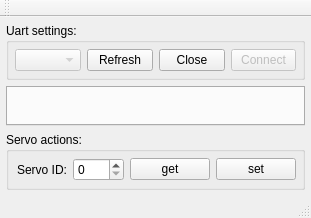
Above: lobot_servo_tester/mainwindow.ui from Kudesnick/lobot_servo_tester before the change. Below: the same form after it.
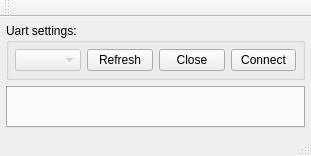
That is the form after the change.

The edit to the form file:
```diff
--- a/lobot_servo_tester/mainwindow.ui
+++ b/lobot_servo_tester/mainwindow.ui
@@ -7,7 +7,7 @@
     <x>0</x>
     <y>0</y>
     <width>311</width>
-    <height>218</height>
+    <height>156</height>
    </rect>
   </property>
   <property name="minimumSize">
@@ -84,7 +84,7 @@
        <item>
         <widget class="QPushButton" name="btn_connect_uart">
          <property name="enabled">
-          <bool>false</bool>
+          <bool>true</bool>
          </property>
          <property name="text">
           <string>Connect</string>
@@ -105,85 +105,6 @@
       </property>
      </widget>
     </item>
-    <item>
-     <widget class="QGroupBox" name="gr_servo_actions">
-      <property name="enabled">
-       <bool>true</bool>
-      </property>
-      <property name="title">
-       <string>Servo actions: </string>
-      </property>
-      <layout class="QHBoxLayout" name="horizontalLayout_2">
-       <property name="leftMargin">
-        <number>6</number>
-       </property>
-       <property name="topMargin">
-        <number>6</number>
-       </property>
-       <property name="rightMargin">
-        <number>6</number>
-       </property>
-       <property name="bottomMargin">
-        <number>6</number>
-       </property>
-       <item>
-        <widget class="QLabel" name="label">
-         <property name="text">
-          <string>Servo ID:</string>
-         </property>
-         <property name="alignment">
-          <set>Qt::AlignRight|Qt::AlignTrailing|Qt::AlignVCenter</set>
-         </property>
-        </widget>
-       </item>
-       <item>
-        <widget class="QSpinBox" name="ind_SERVO_ID">
-         <property name="maximum">
-          <number>253</number>
-         </property>
-        </widget>
-       </item>
-       <item>
-        <widget class="QPushButton" name="btn_SERVO_ID_READ">
-         <property name="enabled">
-          <bool>true</bool>
-         </property>
-         <property name="autoFillBackground">
-          <bool>false</bool>
-         </property>
-         <property name="inputMethodHints">
-          <set>Qt::ImhNone</set>
-         </property>
-         <property name="text">
-          <string>get</string>
-         </property>
-         <property name="autoRepeatDelay">
-          <number>300</number>
-         </property>
-        </widget>
-       </item>
-       <item>
-        <widget class="QPushButton" name="btn_SERVO_ID_WRITE">
-         <property name="enabled">
-          <bool>true</bool>
-         </property>
-         <property name="autoFillBackground">
-          <bool>false</bool>
-         </property>
-         <property name="inputMethodHints">
-          <set>Qt::ImhNone</set>
-         </property>
-         <property name="text">
-          <string>set</string>
-         </property>
-         <property name="autoRepeatDelay">
-          <number>300</number>
-         </property>
-        </widget>
-       </item>
-      </layout>
-     </widget>
-    </item>
    </layout>
   </widget>
   <widget class="QMenuBar" name="menuBar">
```
